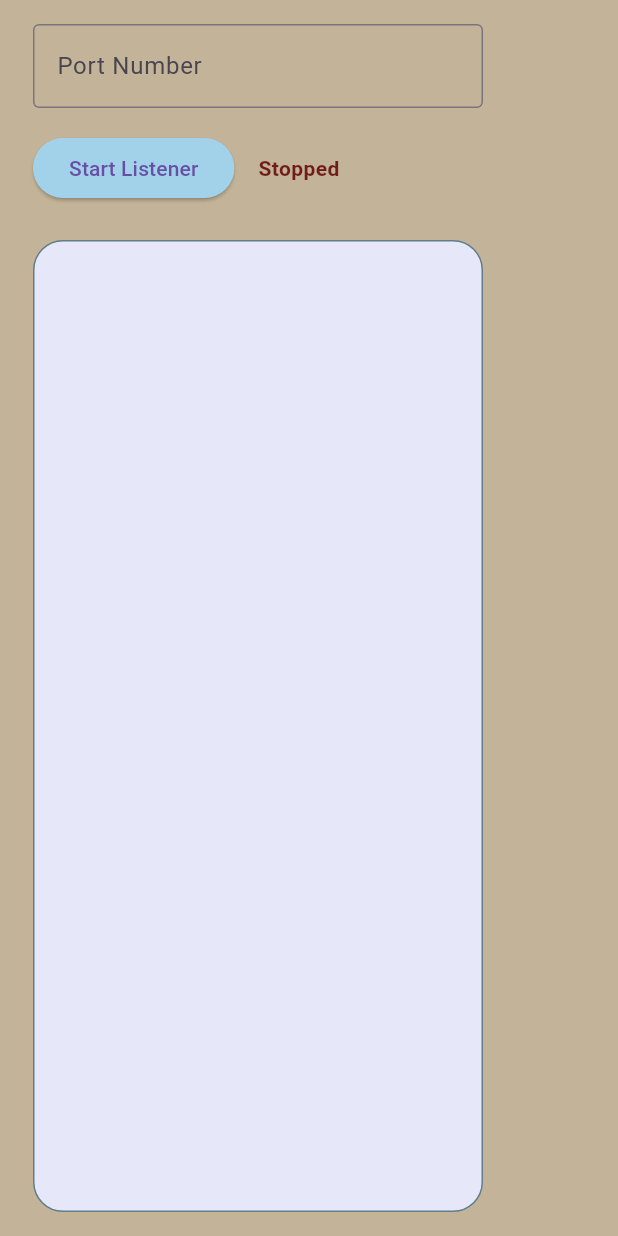
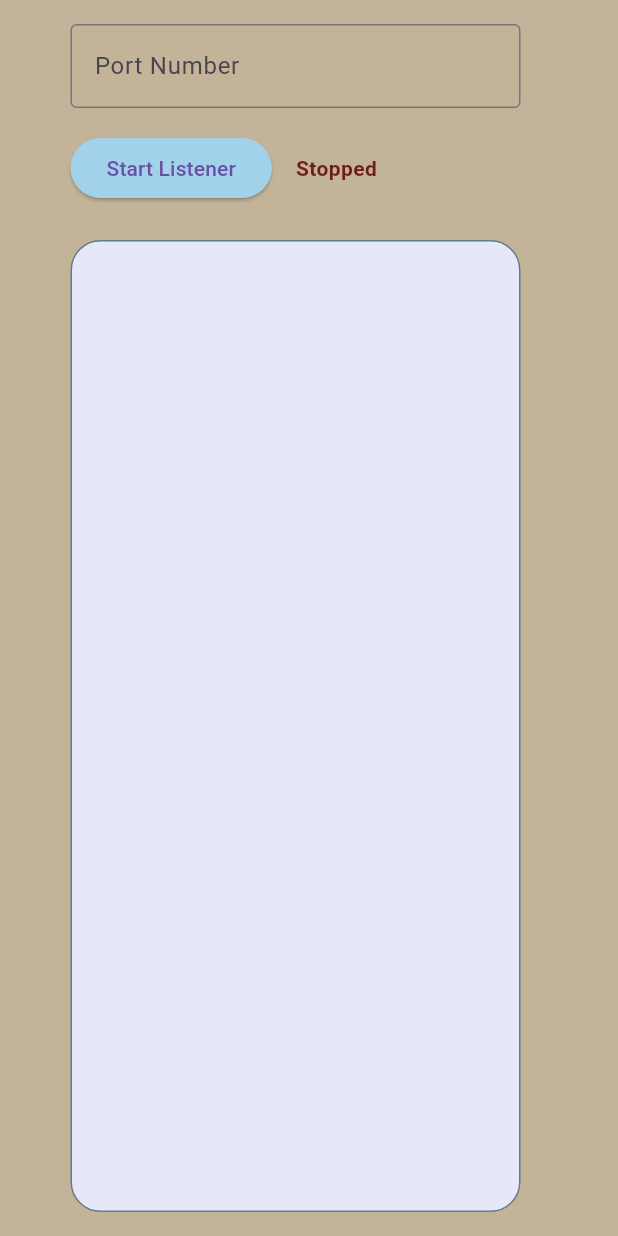
Before and after one commit to erickveil/FlutterListener, a Flutter app: the screen it shows after launch, on a phone screen of 412 x 824 dp. Run offline on Flutter 3.47's test engine with Material 3 defaults, Android fonts, the light colour scheme and no system bars; missing offline and left inert: window_manager.

Commit message:
Better centered window

```diff
--- a/lib/listener_page.dart
+++ b/lib/listener_page.dart
@@ -13,7 +13,7 @@ class ListenerPage extends StatelessWidget {
       //),
       body: Center(
         child: Container(
-          width: 400,
+          width: 350,
           child: Padding(
             padding: const EdgeInsets.all(16.0),
             child: Consumer<ListenerViewModel>(
--- a/lib/main.dart
+++ b/lib/main.dart
@@ -8,6 +8,8 @@ import 'listener_viewmodel.dart';
 import 'listener_page.dart';
 
 void main() async {
+  // This section sets the starting window size
+  // Weirdly this breaks my `Center` widget and nothing is centered anymore.
   WidgetsFlutterBinding.ensureInitialized();
   await windowManager.ensureInitialized();
   if (Platform.isWindows) {
```
